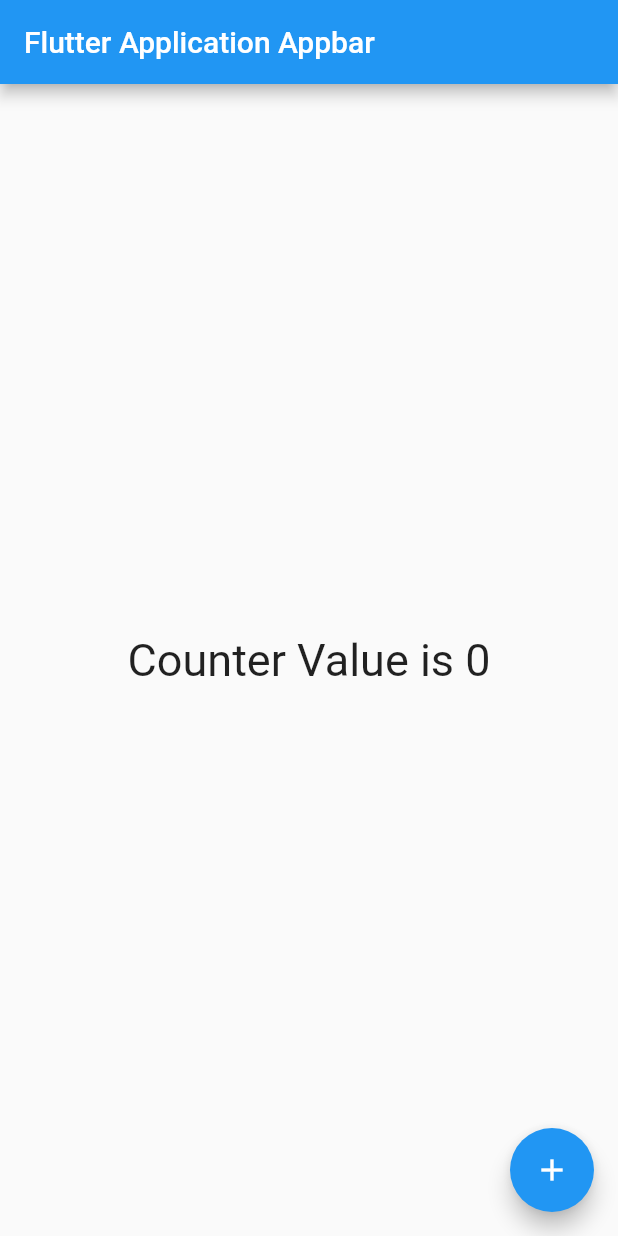
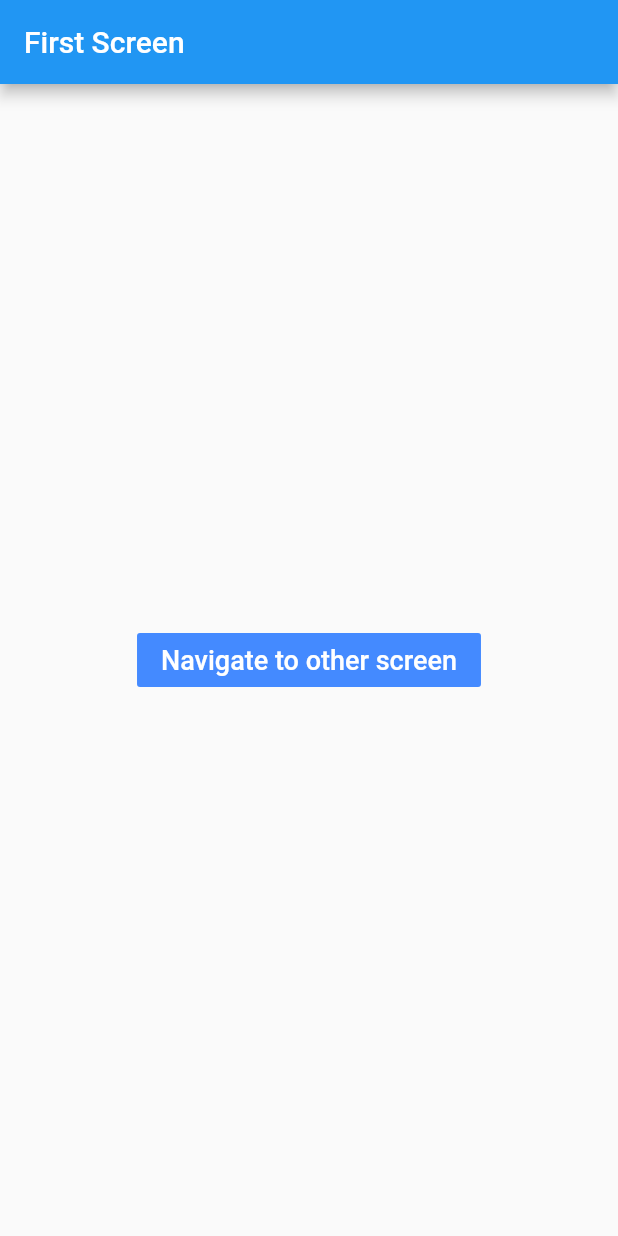
Before and after one commit to rahmat058/Flutter-Exercise, a Flutter app: the screen it shows after launch, on a phone screen of 412 x 824 dp. Run offline on Flutter 3.47's test engine with Material 2 defaults, Android fonts, the phone set to English and light mode, and no system bars.

Commit message:
Navigation One Screen to Another Screen is done

```diff
--- a/lib/main.dart
+++ b/lib/main.dart
@@ -1,5 +1,6 @@
 import 'package:flutter/cupertino.dart';
 import 'package:flutter/material.dart';
+import 'package:flutter_app/screens/FirstScreen.dart';
 
 void main() {
   runApp(MyApp());
@@ -11,44 +12,7 @@ class MyApp extends StatelessWidget {
   Widget build(BuildContext context) {
     // TODO: implement build
     return MaterialApp(
-      home: CounterWidget()
+      home: FirstScreen()
     );
   }
 }
-
-class CounterWidget extends StatefulWidget {
-  @override
-  State<StatefulWidget> createState() {
-    // TODO: implement createState
-    return CounterWidgetState();
-  }
-
-}
-
-class CounterWidgetState extends State<CounterWidget> {
-  var counter = 0;
-
-  @override
-  Widget build(BuildContext context) {
-    // TODO: implement build
-    return Scaffold(
-      body: Center(
-          child: Text("Counter Value is $counter", style: TextStyle(fontSize: 30),)
-      ),
-
-      appBar: AppBar(
-        title: Text("Flutter Application Appbar"),
-      ),
-
-      floatingActionButton: FloatingActionButton(
-        child: Icon(Icons.add),
-        onPressed: () {
-          setState(() {
-            counter++;
-          });
-        },
-      ),
-    );
-  }
-
-}
--- /dev/null
+++ b/lib/screens/FirstScreen.dart
@@ -0,0 +1,28 @@
+import 'package:flutter/material.dart';
+import 'package:flutter_app/screens/SecondScreen.dart';
+
+class FirstScreen extends StatelessWidget {
+  @override
+  Widget build(BuildContext context) {
+    return Scaffold(
+      backgroundColor: Colors.grey[50],
+      body: Center(
+        child: FlatButton(
+          child: Text("Navigate to other screen", style: TextStyle(fontSize: 18, color: Colors.white),),
+          onPressed: () {
+            Navigator.push(context, MaterialPageRoute(
+              builder: (context) {
+                return SecondScreen();
+              }
+            ));
+          },
+          color: Colors.blueAccent,
+        ),
+      ),
+
+      appBar: AppBar(
+        title: Text("First Screen"),
+      ),
+    );
+  }
+}
```
Also changed, not shown: lib/screens/SecondScreen.dart (added, +13 -0 lines).
